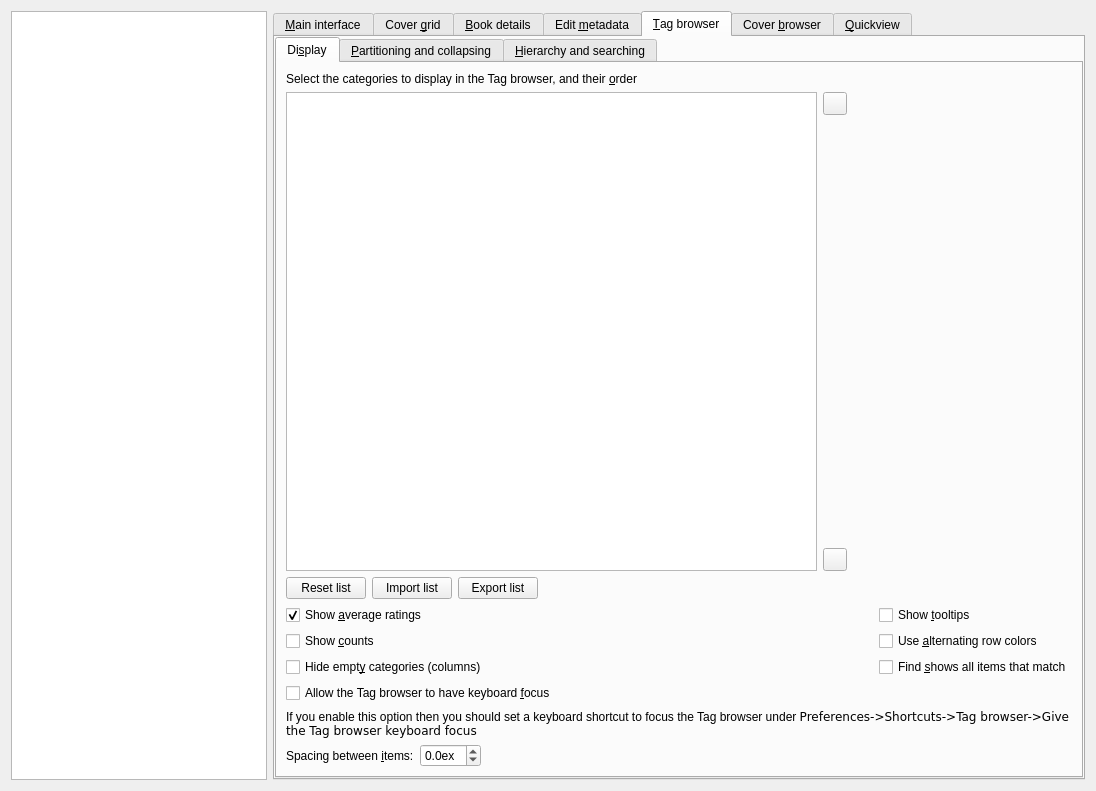
Before: the Qt Designer form src/calibre/gui2/preferences/look_feel.ui in kovidgoyal/calibre, drawn with Qt 5.
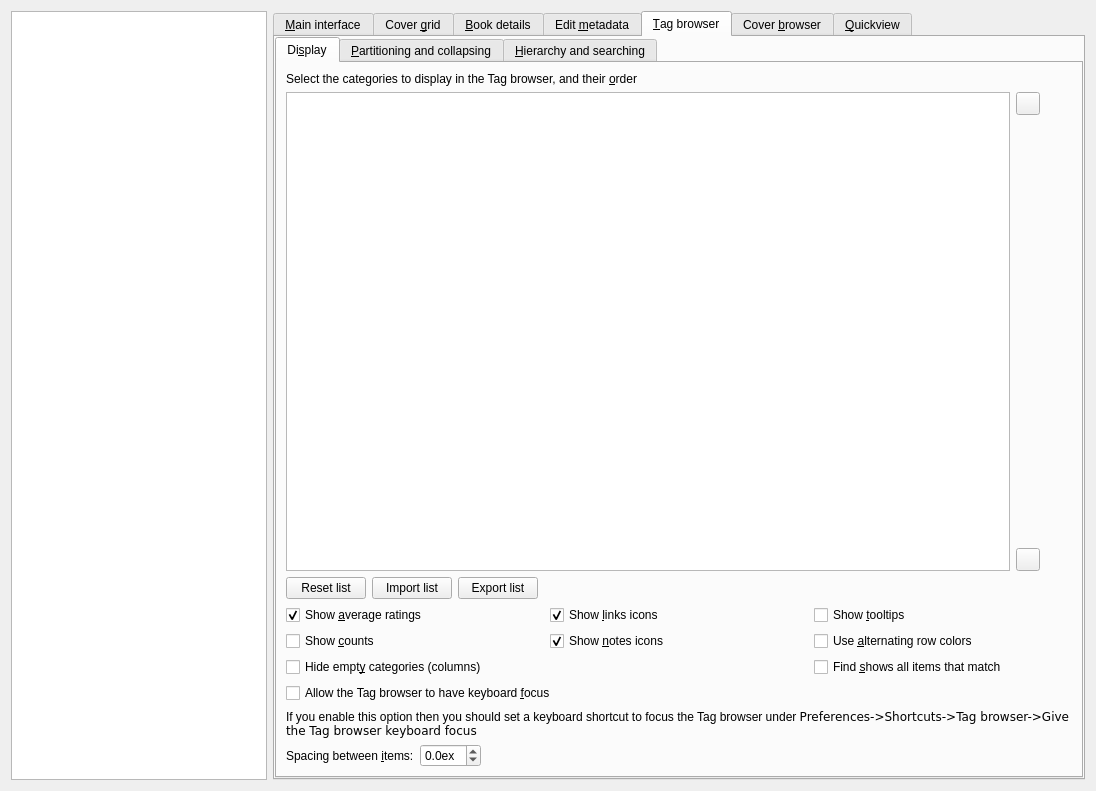
After: the same form once the commit is applied. The open tabs and pages were chosen to show the change. Icons and pictures are not drawn. Custom widgets are drawn as their Qt base class.

Commit message:
The tag browser notes/links icon stuff.
Clicking the "buttons" works because of how mouse tracking works. The user must move the mouse over/into the current item line before clicking a button, which causes that line to be painted. When the line is painted the horizontal positions of the buttons on the line are recorded. If/when a click happens, the click X point is checked to see if it is in the ranges defined by the horizontal positions.

```diff
--- a/src/calibre/gui2/preferences/look_feel.ui
+++ b/src/calibre/gui2/preferences/look_feel.ui
@@ -1290,7 +1290,9 @@
           </item>
          </layout>
         </item>
-        <item row="5" column="0">
+        <item row="5" column="0" colspan="3">
+         <layout class="QGridLayout" name="gridlayout_22">
+          <item row="0" column="0">
          <widget class="QCheckBox" name="opt_show_avg_rating">
           <property name="text">
            <string>Show &amp;average ratings</string>
@@ -1300,14 +1302,27 @@
           </property>
          </widget>
         </item>
-        <item row="5" column="2">
+          <item row="0" column="1">
+           <widget class="QCheckBox" name="opt_show_links_in_tag_brouser">
+            <property name="text">
+             <string>Show &amp;links icons</string>
+            </property>
+            <property name="toolTip">
+             <string>Show an icon if the item has an attached link</string>
+            </property>
+            <property name="checked">
+             <bool>true</bool>
+            </property>
+           </widget>
+          </item>
+          <item row="0" column="2">
          <widget class="QCheckBox" name="opt_tag_browser_show_tooltips">
           <property name="text">
            <string>Show &amp;tooltips</string>
           </property>
          </widget>
         </item>
-        <item row="6" column="0">
+          <item row="1" column="0">
          <widget class="QCheckBox" name="opt_tag_browser_show_counts">
           <property name="toolTip">
            <string>&lt;p&gt;Show counts for items in the Tag browser. Such as the number of books
@@ -1319,14 +1334,27 @@
           </property>
          </widget>
         </item>
-        <item row="6" column="2">
+          <item row="1" column="1">
+           <widget class="QCheckBox" name="opt_show_notes_in_tag_brouser">
+            <property name="text">
+             <string>Show &amp;notes icons</string>
+            </property>
+            <property name="toolTip">
+             <string>Show an icon if the item has an attached note</string>
+            </property>
+            <property name="checked">
+             <bool>true</bool>
+            </property>
+           </widget>
+          </item>
+          <item row="1" column="2">
          <widget class="QCheckBox" name="opt_tag_browser_old_look">
           <property name="text">
            <string>Use &amp;alternating row colors</string>
           </property>
          </widget>
         </item>
-        <item row="7" column="0">
+          <item row="2" column="0">
          <widget class="QCheckBox" name="opt_tag_browser_hide_empty_categories">
           <property name="toolTip">
            <string>&lt;p&gt;When checked, calibre will automatically hide any category
@@ -1339,7 +1367,7 @@
           </property>
          </widget>
         </item>
-        <item row="7" column="2">
+          <item row="2" column="2">
          <widget class="QCheckBox" name="opt_tag_browser_always_autocollapse">
           <property name="toolTip">
            <string>&lt;p&gt;When checked, Find in the Tag browser will show all items
@@ -1350,6 +1378,8 @@
            <string>Find &amp;shows all items that match</string>
           </property>
          </widget>
+          </item>
+         </layout>
         </item>
         <item row="8" column="0" colspan="3">
          <layout class="QVBoxLayout" name="verticalLayout">
```
Left out of the diff: 3 changed lines with no effect on the pictures. Lines whose indentation alone changed are shown as unchanged. The commit also changes 5 other files.
